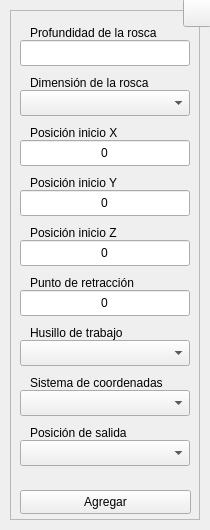
Above: interfaces/ui_files/tapping.ui from Raw0201/GCode2 before the change. Below: the same form after it.
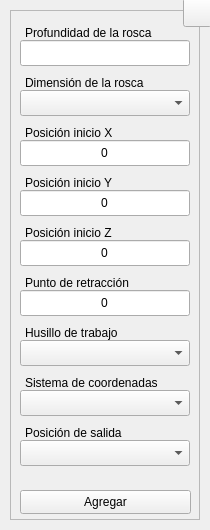
That is the form after the change. Icons and pictures are not drawn.

What changed in the file:
```diff
--- a/interfaces/ui_files/tapping.ui
+++ b/interfaces/ui_files/tapping.ui
@@ -2221,9 +2221,9 @@
      </property>
      <property name="geometry">
       <rect>
-       <x>20</x>
+       <x>15</x>
        <y>10</y>
-       <width>139</width>
+       <width>137</width>
        <height>26</height>
       </rect>
      </property>
@@ -2302,9 +2302,9 @@
      </property>
      <property name="geometry">
       <rect>
-       <x>20</x>
+       <x>15</x>
        <y>310</y>
-       <width>101</width>
+       <width>103</width>
        <height>26</height>
       </rect>
      </property>
@@ -2355,7 +2355,7 @@
      </property>
      <property name="geometry">
       <rect>
-       <x>20</x>
+       <x>15</x>
        <y>110</y>
        <width>98</width>
        <height>26</height>
@@ -2371,7 +2371,7 @@
      </property>
      <property name="geometry">
       <rect>
-       <x>20</x>
+       <x>15</x>
        <y>160</y>
        <width>98</width>
        <height>26</height>
@@ -2424,7 +2424,7 @@
      </property>
      <property name="geometry">
       <rect>
-       <x>20</x>
+       <x>15</x>
        <y>210</y>
        <width>98</width>
        <height>26</height>
@@ -2502,9 +2502,9 @@
      </property>
      <property name="geometry">
       <rect>
-       <x>20</x>
+       <x>15</x>
        <y>360</y>
-       <width>138</width>
+       <width>139</width>
        <height>26</height>
       </rect>
      </property>
@@ -2521,7 +2521,7 @@
      </property>
      <property name="geometry">
       <rect>
-       <x>20</x>
+       <x>15</x>
        <y>410</y>
        <width>105</width>
        <height>26</height>
@@ -2602,7 +2602,7 @@
      </property>
      <property name="geometry">
       <rect>
-       <x>20</x>
+       <x>15</x>
        <y>260</y>
        <width>115</width>
        <height>26</height>
@@ -2643,9 +2643,9 @@
      </property>
      <property name="geometry">
       <rect>
-       <x>20</x>
+       <x>15</x>
        <y>60</y>
-       <width>131</width>
+       <width>127</width>
        <height>26</height>
       </rect>
      </property>
```
